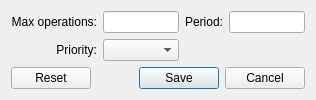
Before: the Qt Designer form qt/synchro_simple/synchro_simple/options.ui in hlaporthein/sandbox, drawn with Qt 5.
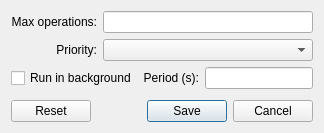
After: the same form once the commit is applied. Icons and pictures are not drawn.

Commit message: use period

The edit to the form file:
```diff
--- a/qt/synchro_simple/synchro_simple/options.ui
+++ b/qt/synchro_simple/synchro_simple/options.ui
@@ -9,10 +9,22 @@
    <rect>
     <x>0</x>
     <y>0</y>
-    <width>316</width>
-    <height>97</height>
+    <width>257</width>
+    <height>134</height>
    </rect>
   </property>
+  <property name="sizePolicy">
+   <sizepolicy hsizetype="Preferred" vsizetype="Preferred">
+    <horstretch>0</horstretch>
+    <verstretch>0</verstretch>
+   </sizepolicy>
+  </property>
+  <property name="maximumSize">
+   <size>
+    <width>16777215</width>
+    <height>16777215</height>
+   </size>
+  </property>
   <property name="windowTitle">
    <string>Options</string>
   </property>
@@ -20,10 +32,16 @@
    <iconset resource="resources.qrc">
     <normaloff>:/icon/ocp_icon.png</normaloff>:/icon/ocp_icon.png</iconset>
   </property>
+  <property name="sizeGripEnabled">
+   <bool>false</bool>
+  </property>
   <property name="modal">
    <bool>true</bool>
   </property>
   <layout class="QHBoxLayout" name="horizontalLayout">
+   <property name="sizeConstraint">
+    <enum>QLayout::SetFixedSize</enum>
+   </property>
    <item>
     <layout class="QVBoxLayout" name="verticalLayout">
      <property name="bottomMargin">
@@ -31,10 +49,10 @@
      </property>
      <item>
       <layout class="QGridLayout" name="gridLayout">
-       <item row="0" column="2">
-        <widget class="QLabel" name="label_2">
+       <item row="1" column="0">
+        <widget class="QLabel" name="label_3">
          <property name="text">
-          <string>Period:</string>
+          <string>Priority:</string>
          </property>
          <property name="alignment">
           <set>Qt::AlignRight|Qt::AlignTrailing|Qt::AlignVCenter</set>
@@ -51,27 +69,50 @@
          </property>
         </widget>
        </item>
-       <item row="0" column="1">
+       <item row="2" column="0" colspan="2">
+        <widget class="QCheckBox" name="periodCheckBox">
+         <property name="text">
+          <string>Run in background</string>
+         </property>
+        </widget>
+       </item>
+       <item row="2" column="2">
+        <widget class="QLabel" name="label_2">
+         <property name="text">
+          <string>Period (s):</string>
+         </property>
+         <property name="alignment">
+          <set>Qt::AlignRight|Qt::AlignTrailing|Qt::AlignVCenter</set>
+         </property>
+        </widget>
+       </item>
+       <item row="2" column="3">
+        <widget class="QLineEdit" name="periodLineEdit"/>
+       </item>
+       <item row="0" column="1" colspan="3">
         <widget class="QLineEdit" name="maxOpLineEdit"/>
        </item>
-       <item row="0" column="3">
-        <widget class="QLineEdit" name="lineEdit"/>
-       </item>
-       <item row="1" column="0">
-        <widget class="QLabel" name="label_3">
-         <property name="text">
-          <string>Priority:</string>
-         </property>
-         <property name="alignment">
-          <set>Qt::AlignRight|Qt::AlignTrailing|Qt::AlignVCenter</set>
-         </property>
-        </widget>
-       </item>
-       <item row="1" column="1">
+       <item row="1" column="1" colspan="3">
         <widget class="QComboBox" name="priorityComboBox"/>
        </item>
       </layout>
      </item>
+     <item>
+      <spacer name="verticalSpacer">
+       <property name="orientation">
+        <enum>Qt::Vertical</enum>
+       </property>
+       <property name="sizeType">
+        <enum>QSizePolicy::Fixed</enum>
+       </property>
+       <property name="sizeHint" stdset="0">
+        <size>
+         <width>20</width>
+         <height>5</height>
+        </size>
+       </property>
+      </spacer>
+     </item>
      <item>
       <widget class="QDialogButtonBox" name="buttonBox">
        <property name="orientation">
```
Left out of the diff: 12 changed lines with no effect on the pictures. The commit also changes 5 other files.
